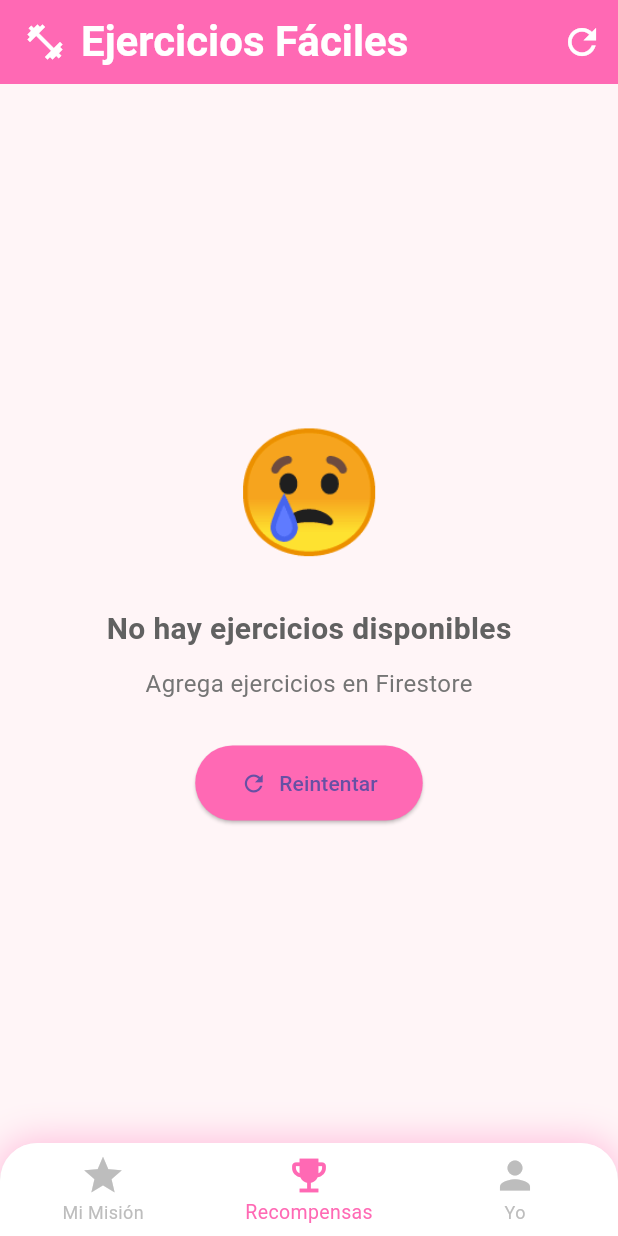
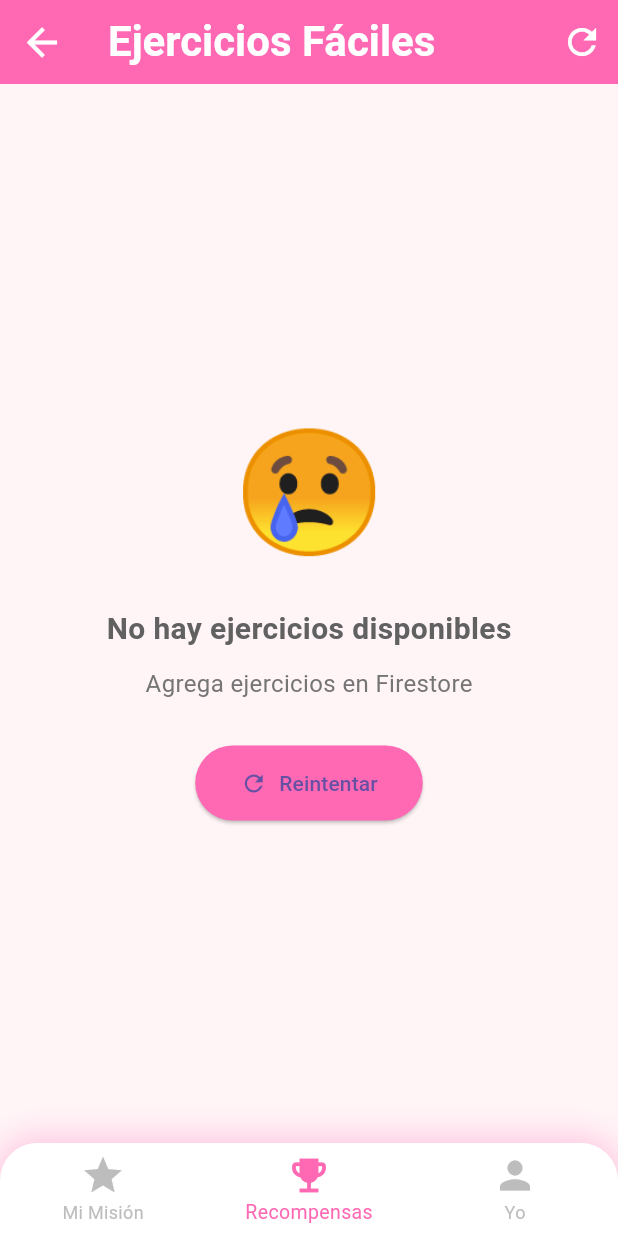
Before and after one commit to floor096/fitness_app, a Flutter app: the EjerciciosScreen screen opened directly, on a phone screen of 412 x 824 dp. Run offline on Flutter 3.47's test engine with Material 3 defaults, Android fonts, the phone set to English and light mode, and no system bars; our stand-ins replace cloud_firestore, firebase_auth, firebase_core; accounts and stored records are empty; generated files the repository leaves out were written again; network calls fail.

Commit message:
Agrego boton volver en ejercicios

```diff
--- a/lib/screens/ejercicios_screen.dart
+++ b/lib/screens/ejercicios_screen.dart
@@ -1,3 +1,4 @@
+import 'package:fitness_app/screens/home_screen.dart';
 import 'package:flutter/material.dart';
 import 'package:cloud_firestore/cloud_firestore.dart';
 import '../widgets/custom_bottom_nav.dart';
@@ -60,10 +61,20 @@ class _EjerciciosScreenState extends State<EjerciciosScreen> {
         backgroundColor: Color(0xFFFF69B4),
         elevation: 0,
         automaticallyImplyLeading: false,
+        leading: IconButton(
+          icon: Icon(Icons.arrow_back, color: Colors.white, size: 30),
+          onPressed: () {
+            Navigator.pushReplacement(
+              context,
+              PageRouteBuilder(
+                pageBuilder: (context, animation1, animation2) => HomeScreen(),
+                //transitionDuration: Duration.zero,
+              ),
+            );
+          },
+        ),
         title: Row(
           children: [
-            Icon(Icons.fitness_center, color: Colors.white, size: 28),
-            SizedBox(width: 10),
             Text(
               'Ejercicios Fáciles',
               style: TextStyle(
--- a/lib/services/ejercicios_service.dart
+++ b/lib/services/ejercicios_service.dart
@@ -1,4 +1,4 @@
-import 'package:cloud_firestore/cloud_firestore.dart';
+/*import 'package:cloud_firestore/cloud_firestore.dart';
 
 //para cargar ejercicios
 class EjerciciosService {
@@ -54,3 +54,5 @@ class EjerciciosService {
     }
   }
 }
+
+ */
```
